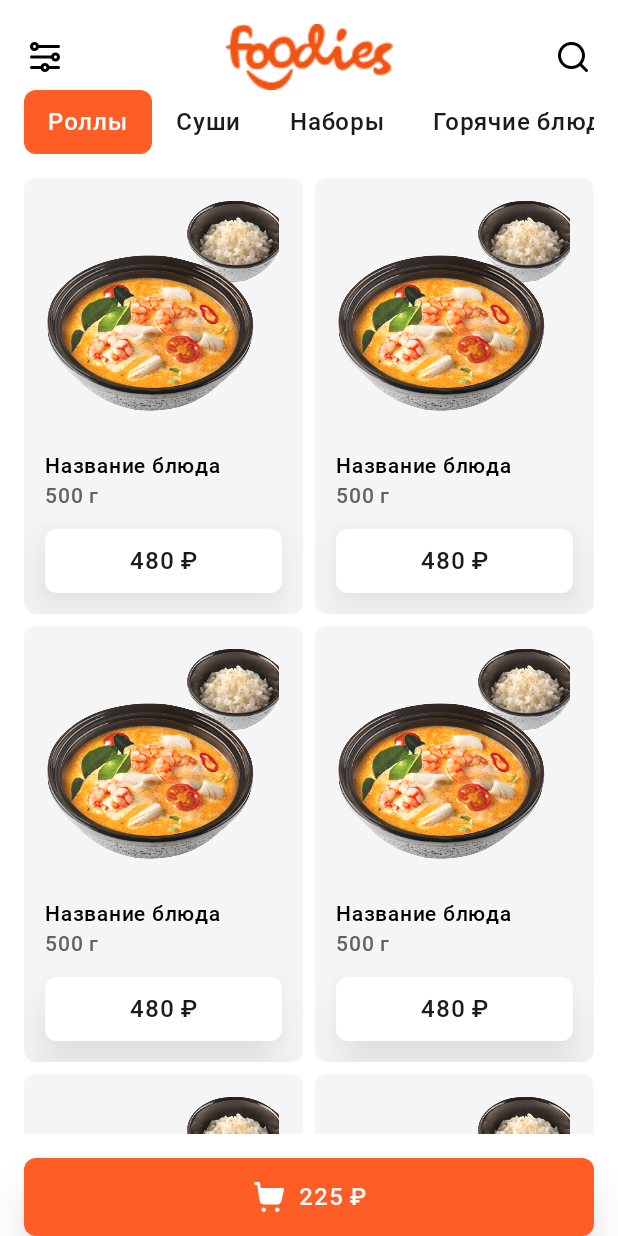
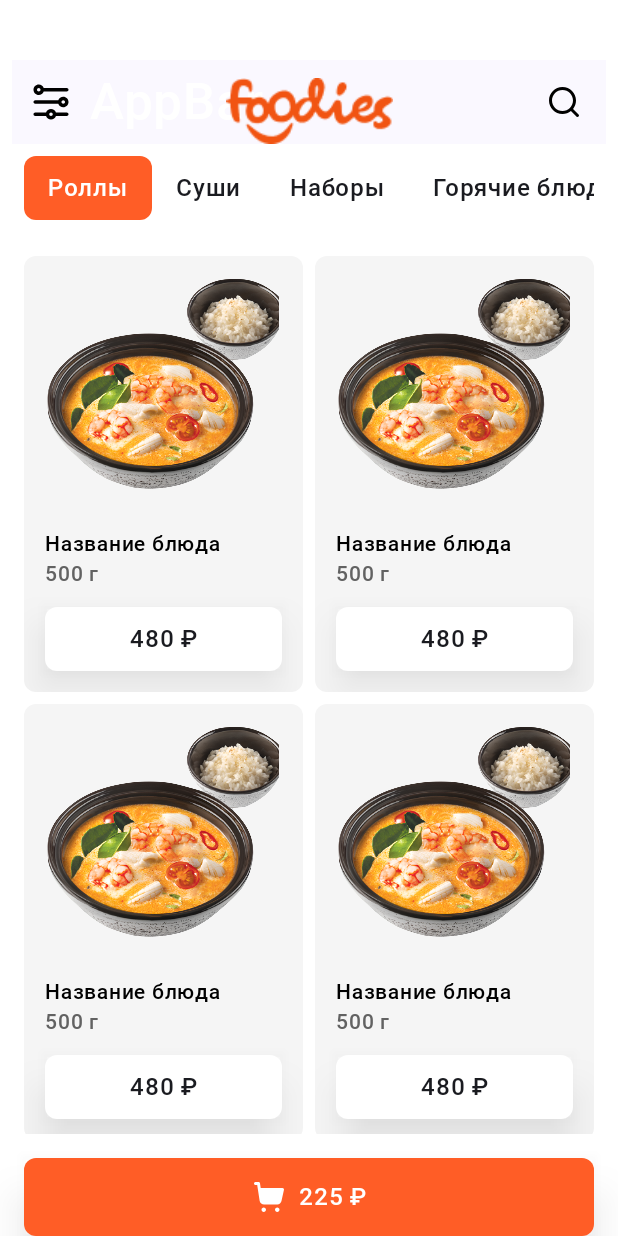
Before and after one commit to buthed/FoodDeliveryTest, an Android app built with Jetpack Compose: the screen it shows after launch (MainActivity), on a phone screen of 412 x 824 dp. Run offline under Robolectric (Android 15) with nearby library versions, the phone set to English and light mode, and no system bars; our stand-ins replace Dagger/Hilt's generated code; network calls fail; 1 statement that could not run was skipped.

```diff
--- a/app/src/main/AndroidManifest.xml
+++ b/app/src/main/AndroidManifest.xml
@@ -2,7 +2,10 @@
 <manifest xmlns:android="http://schemas.android.com/apk/res/android"
     xmlns:tools="http://schemas.android.com/tools">
 
+    <uses-permission android:name="android.permission.INTERNET" />
+
     <application
+        android:name=".App"
         android:allowBackup="true"
         android:icon="@mipmap/ic_launcher"
         android:label="@string/app_name"
--- /dev/null
+++ b/app/src/main/java/com/tematihonov/fooddeliverytest/App.kt
@@ -0,0 +1,7 @@
+package com.tematihonov.fooddeliverytest
+
+import android.app.Application
+import dagger.hilt.android.HiltAndroidApp
+
+@HiltAndroidApp
+class App: Application()
--- /dev/null
+++ b/app/src/main/java/com/tematihonov/fooddeliverytest/data/network/ApiService.kt
@@ -0,0 +1,12 @@
+package com.tematihonov.fooddeliverytest.data.network
+
+import com.tematihonov.fooddeliverytest.domain.models.responceCategories.CategoriesList
+import com.tematihonov.fooddeliverytest.utils.RetrofitConstants.CATEGORIES
+import retrofit2.Response
+import retrofit2.http.GET
+
+interface ApiService {
+
+    @GET(CATEGORIES)
+    suspend fun getCategories(): Response<CategoriesList>
+}
--- /dev/null
+++ b/app/src/main/java/com/tematihonov/fooddeliverytest/data/repositoryImpl/NetworkRepositoryImpl.kt
@@ -0,0 +1,16 @@
+package com.tematihonov.fooddeliverytest.data.repositoryImpl
+
+import com.tematihonov.fooddeliverytest.data.network.ApiService
+import com.tematihonov.fooddeliverytest.domain.models.responceCategories.CategoriesList
+import com.tematihonov.fooddeliverytest.domain.repository.NetworkRepository
+import retrofit2.Response
+import javax.inject.Inject
+
+class NetworkRepositoryImpl @Inject constructor(
+    private val apiService: ApiService
+): NetworkRepository {
+
+    override suspend fun getCategories(): Response<CategoriesList> {
+        return apiService.getCategories()
+    }
+}
--- /dev/null
+++ b/app/src/main/java/com/tematihonov/fooddeliverytest/di/NetworkModule.kt
@@ -0,0 +1,33 @@
+package com.tematihonov.fooddeliverytest.di
+
+import com.tematihonov.fooddeliverytest.data.network.ApiService
+import com.tematihonov.fooddeliverytest.data.repositoryImpl.NetworkRepositoryImpl
+import com.tematihonov.fooddeliverytest.utils.RetrofitConstants.BASE_URL
+import dagger.Module
+import dagger.Provides
+import dagger.hilt.InstallIn
+import dagger.hilt.components.SingletonComponent
+import retrofit2.Retrofit
+import retrofit2.converter.gson.GsonConverterFactory
+import javax.inject.Singleton
+
+@Module
+@InstallIn(SingletonComponent::class)
+object NetworkModule {
+
+    @Singleton
+    @Provides
+    fun provideNetworkRepositoryImpl(
+        apiService: ApiService
+    ) = NetworkRepositoryImpl(apiService)
+
+    @Singleton
+    @Provides
+    fun provideRetrofit(): ApiService {
+        return Retrofit.Builder()
+            .addConverterFactory(GsonConverterFactory.create())
+            .baseUrl(BASE_URL)
+            .build()
+            .create(ApiService::class.java)
+    }
+}
--- /dev/null
+++ b/app/src/main/java/com/tematihonov/fooddeliverytest/domain/models/responceCategories/CategoriesList.kt
@@ -0,0 +1,3 @@
+package com.tematihonov.fooddeliverytest.domain.models.responceCategories
+
+class CategoriesList : ArrayList<CategoriesListItem>()
--- /dev/null
+++ b/app/src/main/java/com/tematihonov/fooddeliverytest/domain/models/responceCategories/CategoriesListItem.kt
@@ -0,0 +1,6 @@
+package com.tematihonov.fooddeliverytest.domain.models.responceCategories
+
+data class CategoriesListItem(
+    val id: Int,
+    val name: String
+)
--- /dev/null
+++ b/app/src/main/java/com/tematihonov/fooddeliverytest/domain/repository/NetworkRepository.kt
@@ -0,0 +1,10 @@
+package com.tematihonov.fooddeliverytest.domain.repository
+
+import com.tematihonov.fooddeliverytest.domain.models.responceCategories.CategoriesList
+import retrofit2.Response
+
+interface NetworkRepository {
+
+    suspend fun getCategories(): Response<CategoriesList>
+
+}
--- a/app/src/main/java/com/tematihonov/fooddeliverytest/presentation/MainActivity.kt
+++ b/app/src/main/java/com/tematihonov/fooddeliverytest/presentation/MainActivity.kt
@@ -9,7 +9,9 @@ import androidx.compose.material3.Surface
 import androidx.compose.ui.Modifier
 import com.tematihonov.fooddeliverytest.presentation.catalog.CatalogScreen
 import com.tematihonov.fooddeliverytest.presentation.ui.theme.FoodDeliveryTestTheme
+import dagger.hilt.android.AndroidEntryPoint
 
+@AndroidEntryPoint
 class MainActivity : ComponentActivity() {
     override fun onCreate(savedInstanceState: Bundle?) {
         super.onCreate(savedInstanceState)
--- a/app/src/main/java/com/tematihonov/fooddeliverytest/presentation/catalog/CatalogScreen.kt
+++ b/app/src/main/java/com/tematihonov/fooddeliverytest/presentation/catalog/CatalogScreen.kt
@@ -1,66 +1,39 @@
 package com.tematihonov.fooddeliverytest.presentation.catalog
 
-import androidx.compose.foundation.Image
 import androidx.compose.foundation.background
 import androidx.compose.foundation.layout.Arrangement
 import androidx.compose.foundation.layout.Column
-import androidx.compose.foundation.layout.Row
 import androidx.compose.foundation.layout.fillMaxSize
 import androidx.compose.foundation.layout.fillMaxWidth
-import androidx.compose.foundation.layout.height
 import androidx.compose.foundation.layout.padding
-import androidx.compose.foundation.layout.size
 import androidx.compose.foundation.lazy.LazyRow
 import androidx.compose.foundation.lazy.grid.GridCells
 import androidx.compose.foundation.lazy.grid.LazyVerticalGrid
 import androidx.compose.foundation.lazy.items
 import androidx.compose.material3.MaterialTheme
 import androidx.compose.runtime.Composable
-import androidx.compose.ui.Alignment
+import androidx.compose.runtime.LaunchedEffect
 import androidx.compose.ui.Modifier
 import androidx.compose.ui.graphics.Color
-import androidx.compose.ui.layout.ContentScale
-import androidx.compose.ui.res.painterResource
-import androidx.compose.ui.unit.dp
-import com.tematihonov.fooddeliverytest.R
+import androidx.hilt.navigation.compose.hiltViewModel
 import com.tematihonov.fooddeliverytest.presentation.components.ButtonPurchaseWithIcon
 import com.tematihonov.fooddeliverytest.presentation.components.Category
+import com.tematihonov.fooddeliverytest.presentation.components.CustomAppBar
 import com.tematihonov.fooddeliverytest.presentation.components.ProductCatalogItem
 import com.tematihonov.fooddeliverytest.presentation.components.SelectedCategory
 import com.tematihonov.fooddeliverytest.presentation.ui.spacing
 
 @Composable
 fun CatalogScreen() {
+    val viewModel = hiltViewModel<CatalogViewModel>()
     Column(
         Modifier
             .background(Color.White)
             .fillMaxSize()
             .padding(top = MaterialTheme.spacing.medium2)
     ) {
-        Row(
-            modifier = Modifier
-                .fillMaxWidth()
-                .padding(horizontal = MaterialTheme.spacing.extraSmall),
-            horizontalArrangement = Arrangement.SpaceBetween,
-            verticalAlignment = Alignment.CenterVertically
-        ) {
-            Image(
-                painter = painterResource(id = R.drawable.filter), contentDescription = "",
-                Modifier
-                    .size(44.dp)
-                    .padding(MaterialTheme.spacing.small)
-            ) //TODO add
-            Image(
-                painter = painterResource(id = R.drawable.logo), contentDescription = "",
-                Modifier.height(44.dp), contentScale = ContentScale.FillHeight
-            )
-            Image(
-                painter = painterResource(id = R.drawable.search), contentDescription = "",
-                Modifier
-                    .size(44.dp)
-                    .padding(MaterialTheme.spacing.small)
-            ) //TODO add
-        }
+        CustomAppBar({},{})
+
         val categoryList = listOf(
             "Роллы",
             "Суши",
@@ -72,14 +45,20 @@ fun CatalogScreen() {
         LazyRow(
             modifier = Modifier
                 .fillMaxWidth()
-                .padding(horizontal = MaterialTheme.spacing.medium2)
+                .padding(
+                    horizontal = MaterialTheme.spacing.medium2,
+                    vertical = MaterialTheme.spacing.extraSmall
+                )
         ) {
             items(categoryList) {
                 if (it == "Роллы") SelectedCategory(selectCategory = {}, category = it)
                 else Category(selectCategory = {}, category = it)
             }
         }
-        LazyVerticalGrid(columns = GridCells.Fixed(2), modifier = Modifier.fillMaxSize().padding(MaterialTheme.spacing.medium2).weight(1f, fill = false),
+        LazyVerticalGrid(columns = GridCells.Fixed(2), modifier = Modifier
+            .fillMaxSize()
+            .padding(MaterialTheme.spacing.medium2)
+            .weight(1f, fill = false),
             horizontalArrangement = Arrangement.spacedBy(MaterialTheme.spacing.extraSmall),
             verticalArrangement = Arrangement.spacedBy(MaterialTheme.spacing.extraSmall)
         ) {
@@ -89,4 +68,8 @@ fun CatalogScreen() {
         }
         ButtonPurchaseWithIcon(buttonPurchase = {}, totalPrice = 225) //TODO add del fix?
     }
+
+    LaunchedEffect(true) {
+        viewModel.checkCategories()
+    }
 }
--- /dev/null
+++ b/app/src/main/java/com/tematihonov/fooddeliverytest/presentation/catalog/CatalogViewModel.kt
@@ -0,0 +1,26 @@
+package com.tematihonov.fooddeliverytest.presentation.catalog
+
+import android.util.Log
+import androidx.lifecycle.ViewModel
+import androidx.lifecycle.viewModelScope
+import com.tematihonov.fooddeliverytest.data.repositoryImpl.NetworkRepositoryImpl
+import dagger.hilt.android.lifecycle.HiltViewModel
+import kotlinx.coroutines.launch
+import javax.inject.Inject
+
+@HiltViewModel
+class CatalogViewModel @Inject constructor(
+    private val networkRepositoryImpl: NetworkRepositoryImpl
+): ViewModel() {
+
+    fun checkCategories() {
+        viewModelScope.launch {
+            val result = networkRepositoryImpl.getCategories()
+            if (result.isSuccessful) {
+                result.body()?.forEach {
+                    Log.d("GGG", it.name)
+                }
+            }
+        }
+    }
+}
--- /dev/null
+++ b/app/src/main/java/com/tematihonov/fooddeliverytest/presentation/components/CustomTopAppBar.kt
@@ -0,0 +1,75 @@
+package com.tematihonov.fooddeliverytest.presentation.components
+
+import androidx.compose.foundation.Image
+import androidx.compose.foundation.clickable
+import androidx.compose.foundation.layout.Box
+import androidx.compose.foundation.layout.fillMaxWidth
+import androidx.compose.foundation.layout.height
+import androidx.compose.foundation.layout.padding
+import androidx.compose.foundation.layout.size
+import androidx.compose.material3.ExperimentalMaterial3Api
+import androidx.compose.material3.IconButton
+import androidx.compose.material3.MaterialTheme
+import androidx.compose.material3.Text
+import androidx.compose.material3.TopAppBar
+import androidx.compose.runtime.Composable
+import androidx.compose.ui.Alignment
+import androidx.compose.ui.Modifier
+import androidx.compose.ui.graphics.Color
+import androidx.compose.ui.layout.ContentScale
+import androidx.compose.ui.res.painterResource
+import androidx.compose.ui.tooling.preview.Preview
+import androidx.compose.ui.unit.dp
+import com.tematihonov.fooddeliverytest.R
+import com.tematihonov.fooddeliverytest.presentation.ui.spacing
+
+@OptIn(ExperimentalMaterial3Api::class)
+@Composable
+fun CustomAppBar(
+    onFilterClicked: () -> Unit,
+    onSearchClicked: () -> Unit
+) {
+    Box(
+        modifier = Modifier
+            .height(80.dp)
+            .fillMaxWidth().padding(horizontal = MaterialTheme.spacing.extraSmall,),
+        contentAlignment = Alignment.BottomCenter
+    ) {
+        TopAppBar(
+            modifier = Modifier.padding(top = 24.dp),
+            title = {
+                Text(
+                    text = "AppBar",
+                    color = Color.White
+                )
+            },
+            navigationIcon = {
+                Image(
+                    painter = painterResource(id = R.drawable.filter), contentDescription = "",
+                    Modifier
+                        .size(44.dp).padding(MaterialTheme.spacing.extraSmall).clickable(onClick = onFilterClicked))
+            },
+            actions =  {
+                IconButton(onClick = onSearchClicked) {
+                    Image(
+                        painter = painterResource(id = R.drawable.search), contentDescription = "",
+                        Modifier
+                            .size(44.dp).padding(MaterialTheme.spacing.extraSmall))
+                }
+            }
+        )
+        Image(
+            painter = painterResource(id = R.drawable.logo), contentDescription = "",
+            Modifier.height(44.dp), contentScale = ContentScale.FillHeight
+        )
+    }
+}
+
+@Preview
+@Composable
+fun CustomAppBarPreview() {
+    CustomAppBar(
+        onFilterClicked = {},
+        onSearchClicked = {},
+    )
+}
--- a/build.gradle
+++ b/build.gradle
@@ -1,6 +1,7 @@
 buildscript {
     ext {
-        //TODO add
+        hilt_version = '2.44.2'
+        retrofit_version = '2.9.0'
     }
     repositories {
         google()
@@ -10,5 +11,6 @@ buildscript {
     dependencies {
         classpath 'com.android.tools.build:gradle:7.3.1'
         classpath "org.jetbrains.kotlin:kotlin-gradle-plugin:1.8.0"
+        classpath 'com.google.dagger:hilt-android-gradle-plugin:2.44.2'
     }
 }
```
Also changed, not shown: app/build.gradle (+16 -0 lines), app/src/main/java/com/tematihonov/fooddeliverytest/di/UseCaseModule.kt (added, +23 -0 lines), app/src/main/java/com/tematihonov/fooddeliverytest/domain/usecase/NetworkUseCase.kt (added, +7 -0 lines), app/src/main/java/com/tematihonov/fooddeliverytest/domain/usecase/network/GetCategoriesUseCase.kt (added, +14 -0 lines), app/src/main/java/com/tematihonov/fooddeliverytest/utils/RetrofitConstants.kt (added, +8 -0 lines).
